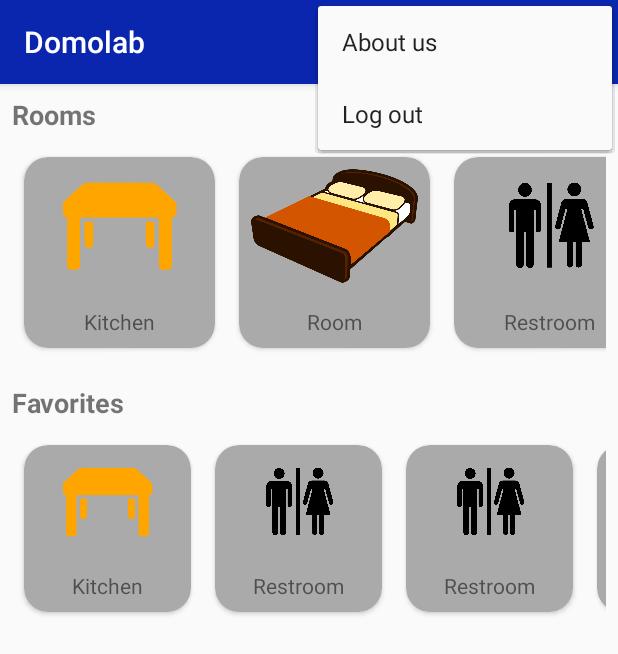
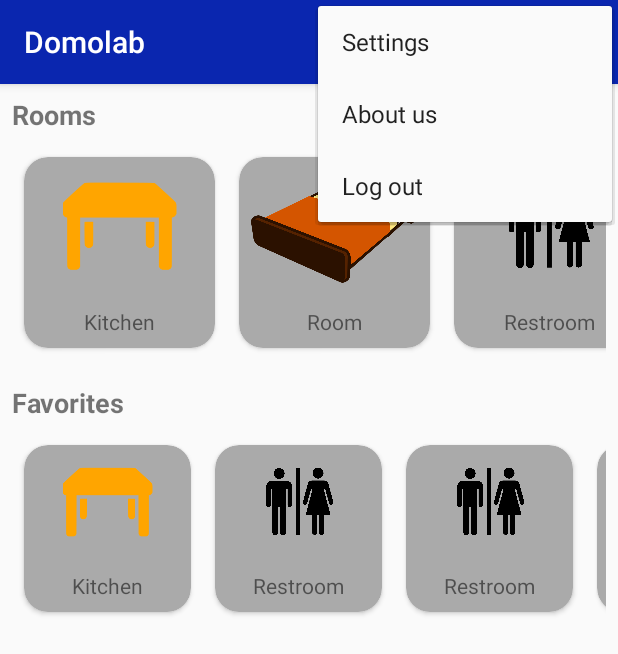
Before and after one commit to Andropoly/Domolab, an Android app: the HomeActivity screen opened directly, with no data from a screen before it, with the options menu open, on a phone screen of 412 x 824 dp. Shown: the top 654 px of the screen. Run offline under Robolectric (Android 15) with nearby library versions, the phone set to English and light mode, and no system bars; our stand-ins replace Firebase (no records; nobody signed in at launch, a user with empty details on screens opened directly); network calls fail.

Commit message:
added settings button

```diff
--- a/mobile/src/main/res/menu/home_activity_menu.xml
+++ b/mobile/src/main/res/menu/home_activity_menu.xml
@@ -21,6 +21,11 @@
         android:title="@string/menu_need_help"
         app:showAsAction="ifRoom" />
     <item
+        android:id="@+id/SettingsId"
+        android:icon="@android:drawable/ic_menu_preferences"
+        android:title="@string/menu_settings"
+        app:showAsAction="ifRoom" />
+    <item
         android:id="@+id/AboutUsId"
         android:title="@string/menu_about_us">
     </item>
--- a/mobile/src/main/res/values/strings.xml
+++ b/mobile/src/main/res/values/strings.xml
@@ -116,4 +116,5 @@
     <string name="menu_need_help">Need Help ?</string>
     <string name="menu_about_us">About us</string>
     <string name="menu_logout">Log out</string>
+    <string name="menu_settings">Settings</string>
 </resources>
```
Also changed, not shown: mobile/src/main/java/ch/epfl/andropoly/domolab/HomeActivity.java (+25 -0 lines), mobile/src/main/java/ch/epfl/andropoly/domolab/MqttSettingsActivity.java (+20 -5 lines).
